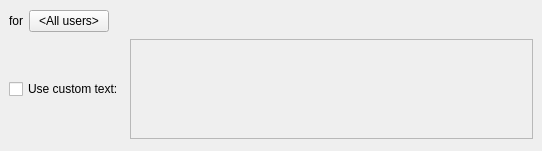
Above: vms/client/nx_vms_client_desktop/src/ui/widgets/business/push_notification_business_action_widget.ui from networkoptix/nx_open before the change. Below: the same form after it.
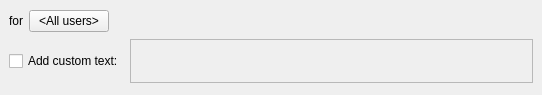
That is the form after the change. Custom widgets are drawn as their Qt base class.

Commit message:
VMS-17640: Changed custom text label in Send mobile notification widget
Branch: vms_4.1

What changed in the file:
```diff
--- a/vms/client/nx_vms_client_desktop/src/ui/widgets/business/push_notification_business_action_widget.ui
+++ b/vms/client/nx_vms_client_desktop/src/ui/widgets/business/push_notification_business_action_widget.ui
@@ -7,7 +7,7 @@
     <x>0</x>
     <y>0</y>
     <width>542</width>
-    <height>151</height>
+    <height>95</height>
    </rect>
   </property>
   <property name="windowTitle">
@@ -117,7 +117,7 @@
          <item>
           <widget class="QCheckBox" name="customTextCheckBox">
            <property name="text">
-            <string>Use custom text:</string>
+            <string>Add custom text:</string>
            </property>
           </widget>
          </item>
@@ -129,13 +129,13 @@
            <property name="minimumSize">
             <size>
              <width>0</width>
-             <height>100</height>
+             <height>44</height>
             </size>
            </property>
            <property name="maximumSize">
             <size>
              <width>16777215</width>
-             <height>100</height>
+             <height>44</height>
             </size>
            </property>
            <property name="horizontalScrollBarPolicy">
```
